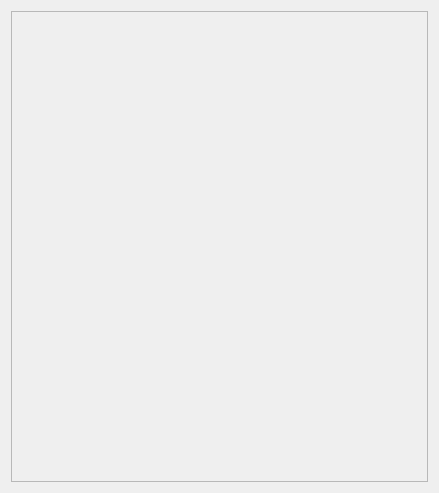
The window that src/preview_page_widget/preview_page_widget.ui (giacomogroppi/writernote-qt) describes before a commit, drawn with Qt 5.
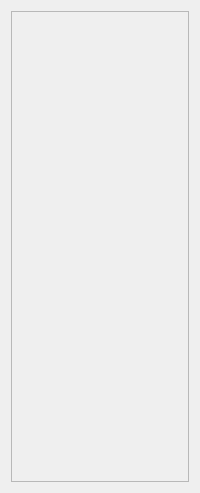
The same window after the commit.

The edit to the form file:
```diff
--- a/src/preview_page_widget/preview_page_widget.ui
+++ b/src/preview_page_widget/preview_page_widget.ui
@@ -6,10 +6,16 @@
    <rect>
     <x>0</x>
     <y>0</y>
-    <width>439</width>
+    <width>200</width>
     <height>493</height>
    </rect>
   </property>
+  <property name="maximumSize">
+   <size>
+    <width>220</width>
+    <height>16777215</height>
+   </size>
+  </property>
   <property name="windowTitle">
    <string>Form</string>
   </property>
@@ -24,7 +30,7 @@
        <rect>
         <x>0</x>
         <y>0</y>
-        <width>419</width>
+        <width>180</width>
         <height>473</height>
        </rect>
       </property>
```
